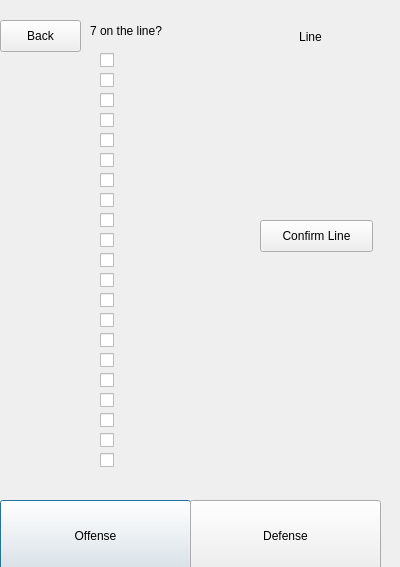
Qt form ultimate/chooseside.ui (rrout2/ultimate-stats) before a commit.
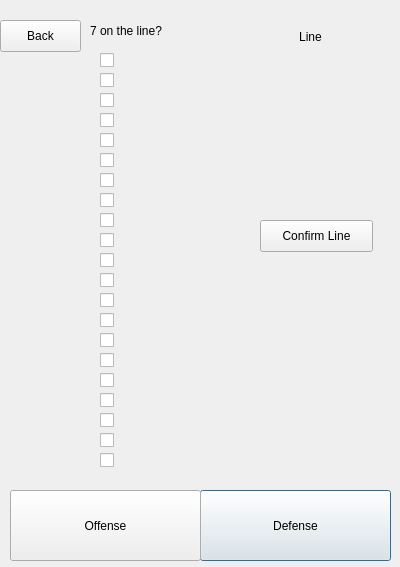
The same form after that commit.

The edit to the form file:
```diff
--- a/ultimate/chooseside.ui
+++ b/ultimate/chooseside.ui
@@ -13,24 +13,11 @@
   <property name="windowTitle">
    <string>Dialog</string>
   </property>
-  <widget class="QPushButton" name="pushButton">
-   <property name="geometry">
-    <rect>
-     <x>0</x>
-     <y>500</y>
-     <width>191</width>
-     <height>71</height>
-    </rect>
-   </property>
-   <property name="text">
-    <string>Offense</string>
-   </property>
-  </widget>
   <widget class="QPushButton" name="pushButton_2">
    <property name="geometry">
     <rect>
-     <x>190</x>
-     <y>500</y>
+     <x>200</x>
+     <y>490</y>
      <width>191</width>
      <height>71</height>
     </rect>
@@ -703,6 +690,19 @@
     <string>Back</string>
    </property>
   </widget>
+  <widget class="QPushButton" name="pushButton_5">
+   <property name="geometry">
+    <rect>
+     <x>10</x>
+     <y>490</y>
+     <width>191</width>
+     <height>71</height>
+    </rect>
+   </property>
+   <property name="text">
+    <string>Offense</string>
+   </property>
+  </widget>
  </widget>
  <resources/>
  <connections/>
```
